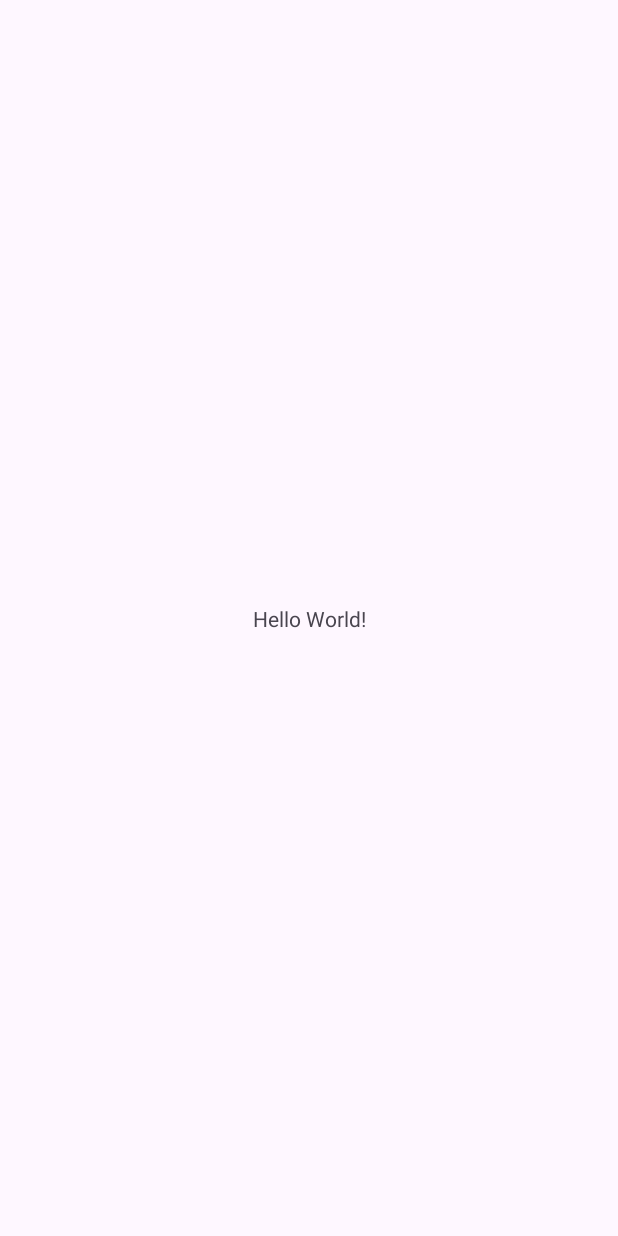
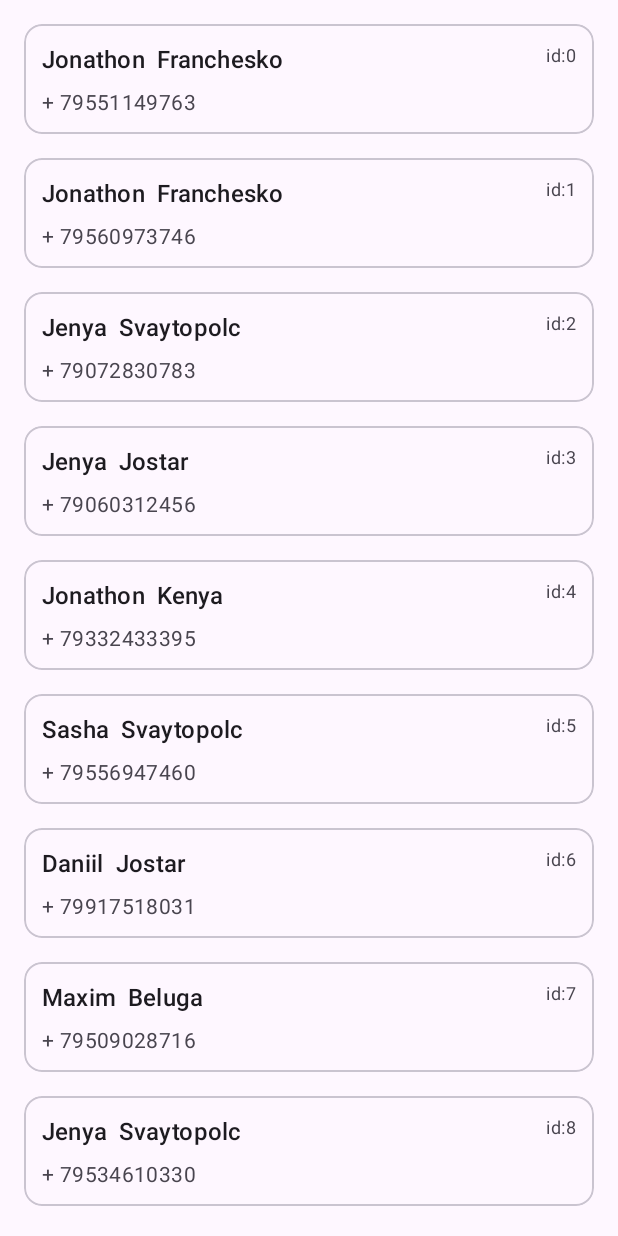
Before and after one commit to Sema-the-simon/Aston_intensiv_3, an Android app: the screen it shows after launch (MainActivity), on a phone screen of 412 x 824 dp. Before the commit the screen is almost empty. Run offline under Robolectric (Android 15) with nearby library versions, the phone set to English and light mode, and no system bars.

Commit message:
setup base layout and recycler

```diff
--- a/app/build.gradle.kts
+++ b/app/build.gradle.kts
@@ -33,6 +33,9 @@ android {
     kotlinOptions {
         jvmTarget = "1.8"
     }
+    buildFeatures {
+        viewBinding = true
+    }
 }
 
 dependencies {
@@ -41,6 +44,9 @@ dependencies {
     implementation("androidx.appcompat:appcompat:1.6.1")
     implementation("com.google.android.material:material:1.11.0")
     implementation("androidx.constraintlayout:constraintlayout:2.1.4")
+
+    implementation("androidx.activity:activity-ktx:1.8.2")
+
     testImplementation("junit:junit:4.13.2")
     androidTestImplementation("androidx.test.ext:junit:1.1.5")
     androidTestImplementation("androidx.test.espresso:espresso-core:3.5.1")
--- /dev/null
+++ b/app/src/main/java/com/example/aston_intensiv_3/Extensions.kt
@@ -0,0 +1,11 @@
+package com.example.aston_intensiv_3
+
+import com.example.aston_intensiv_3.model.Contact
+import kotlin.random.Random
+
+val listOfNames = listOf("Daniil", "Sasha", "Jenya", "Maxim", "Jonathon")
+val listOfSurnames = listOf("Franchesko", "Jostar", "Kenya", "Svaytopolc", "Beluga")
+fun getRandomPhoneNumber() = "+ ${Random.nextLong(7_900_000_0000, 7_999_999_9999)}"
+
+fun getContacts() =
+    List(100) { Contact(it, listOfNames.random(), listOfSurnames.random(), getRandomPhoneNumber()) }
--- a/app/src/main/java/com/example/aston_intensiv_3/MainActivity.kt
+++ b/app/src/main/java/com/example/aston_intensiv_3/MainActivity.kt
@@ -1,11 +1,42 @@
 package com.example.aston_intensiv_3
 
+import android.os.Bundle
+import android.widget.Toast
+import androidx.activity.viewModels
 import androidx.appcompat.app.AppCompatActivity
-import android.os.Bundle
+import androidx.lifecycle.Lifecycle
+import androidx.lifecycle.lifecycleScope
+import androidx.lifecycle.repeatOnLifecycle
+import com.example.aston_intensiv_2.ui.MainUiState
+import com.example.aston_intensiv_2.ui.MainViewModel
+import com.example.aston_intensiv_3.databinding.ActivityMainBinding
+import com.example.aston_intensiv_3.recycler.ContactsAdapter
+import kotlinx.coroutines.launch
 
 class MainActivity : AppCompatActivity() {
+
+    private lateinit var binding: ActivityMainBinding
+    private val viewModel: MainViewModel by viewModels()
+
     override fun onCreate(savedInstanceState: Bundle?) {
         super.onCreate(savedInstanceState)
-        setContentView(R.layout.activity_main)
+        binding = ActivityMainBinding.inflate(layoutInflater)
+        setContentView(binding.root)
+
+        lifecycleScope.launch {
+            repeatOnLifecycle(Lifecycle.State.STARTED) {
+                viewModel.uiState.collect { uiState ->
+                    updateUi(uiState)
+                }
+            }
+        }
+    }
+
+    private fun updateUi(state: MainUiState) {
+        val adapter = ContactsAdapter { model ->
+            Toast.makeText(this, "Hello its me ${model.name} ${model.surname}", Toast.LENGTH_LONG).show()
+        }
+        binding.contactRecycler.adapter = adapter
+        adapter.submitList(state.contactList)
     }
 }
--- /dev/null
+++ b/app/src/main/java/com/example/aston_intensiv_3/MainViewModel.kt
@@ -0,0 +1,18 @@
+package com.example.aston_intensiv_2.ui
+
+import androidx.lifecycle.ViewModel
+import com.example.aston_intensiv_3.getContacts
+import com.example.aston_intensiv_3.model.Contact
+import kotlinx.coroutines.flow.MutableStateFlow
+import kotlinx.coroutines.flow.asStateFlow
+
+class MainViewModel : ViewModel() {
+
+    private val _uiState = MutableStateFlow(MainUiState())
+    val uiState = _uiState.asStateFlow()
+
+}
+
+data class MainUiState(
+    val contactList: List<Contact> = getContacts(),
+)
--- /dev/null
+++ b/app/src/main/java/com/example/aston_intensiv_3/model/Contact.kt
@@ -0,0 +1,8 @@
+package com.example.aston_intensiv_3.model
+
+data class Contact(
+    val id: Int,
+    val name: String,
+    val surname: String,
+    val phoneNumber: String,
+)
--- /dev/null
+++ b/app/src/main/java/com/example/aston_intensiv_3/recycler/ContactDiffUtil.kt
@@ -0,0 +1,14 @@
+package com.example.aston_intensiv_3.recycler
+
+import androidx.recyclerview.widget.DiffUtil
+import com.example.aston_intensiv_3.model.Contact
+
+object ContactDiffUtil : DiffUtil.ItemCallback<Contact>() {
+    override fun areItemsTheSame(oldItem: Contact, newItem: Contact): Boolean {
+        return oldItem.id == newItem.id
+    }
+
+    override fun areContentsTheSame(oldItem: Contact, newItem: Contact): Boolean {
+        return oldItem == newItem
+    }
+}
--- /dev/null
+++ b/app/src/main/java/com/example/aston_intensiv_3/recycler/ContactsAdapter.kt
@@ -0,0 +1,44 @@
+package com.example.aston_intensiv_3.recycler
+
+import android.view.LayoutInflater
+import android.view.ViewGroup
+import androidx.recyclerview.widget.ListAdapter
+import androidx.recyclerview.widget.RecyclerView.ViewHolder
+import com.example.aston_intensiv_3.R
+import com.example.aston_intensiv_3.databinding.ContactItemBinding
+import com.example.aston_intensiv_3.model.Contact
+
+class ContactsAdapter(
+    private val onClickAction: (Contact) -> Unit
+) : ListAdapter<Contact, ContactsAdapter.ContactViewHolder>(
+    ContactDiffUtil
+) {
+    override fun onCreateViewHolder(parent: ViewGroup, viewType: Int): ContactViewHolder {
+        val inflater = LayoutInflater.from(parent.context)
+        val binding = ContactItemBinding.inflate(inflater, parent, false)
+        val holder = ContactViewHolder(binding)
+
+        binding.root.setOnClickListener {
+            val model = getItem(holder.adapterPosition)
+            onClickAction(model)
+        }
+
+        return holder
+    }
+
+    override fun onBindViewHolder(holder: ContactViewHolder, position: Int) {
+        val model = getItem(position)
+        holder.bind(model)
+    }
+
+    class ContactViewHolder(private val binding: ContactItemBinding) : ViewHolder(binding.root) {
+
+        fun bind(contact: Contact) {
+            binding.contactItemId.text =
+                binding.root.context.getString(R.string.contact_id, contact.id)
+            binding.tvContactItemName.text = contact.name
+            binding.tvContactItemSurname.text = contact.surname
+            binding.tvContactItemPhoneNumber.text = contact.phoneNumber
+        }
+    }
+}
--- a/app/src/main/res/layout/activity_main.xml
+++ b/app/src/main/res/layout/activity_main.xml
@@ -4,15 +4,19 @@
     xmlns:tools="http://schemas.android.com/tools"
     android:layout_width="match_parent"
     android:layout_height="match_parent"
+    android:padding="8dp"
     tools:context=".MainActivity">
 
-    <TextView
-        android:layout_width="wrap_content"
+    <androidx.recyclerview.widget.RecyclerView
+        android:id="@+id/contactRecycler"
+        android:layout_width="match_parent"
         android:layout_height="wrap_content"
-        android:text="Hello World!"
+        android:orientation="vertical"
+        app:layoutManager="androidx.recyclerview.widget.LinearLayoutManager"
         app:layout_constraintBottom_toBottomOf="parent"
         app:layout_constraintEnd_toEndOf="parent"
         app:layout_constraintStart_toStartOf="parent"
-        app:layout_constraintTop_toTopOf="parent" />
+        app:layout_constraintTop_toTopOf="parent"
+        app:layout_constraintVertical_bias="0.0" />
 
 </androidx.constraintlayout.widget.ConstraintLayout>
--- /dev/null
+++ b/app/src/main/res/layout/contact_item.xml
@@ -0,0 +1,64 @@
+<?xml version="1.0" encoding="utf-8"?>
+<FrameLayout xmlns:android="http://schemas.android.com/apk/res/android"
+    xmlns:app="http://schemas.android.com/apk/res-auto"
+    xmlns:tools="http://schemas.android.com/tools"
+    android:layout_width="match_parent"
+    android:layout_height="wrap_content"
+    android:padding="4dp">
+
+    <com.google.android.material.card.MaterialCardView
+        android:layout_width="match_parent"
+        android:layout_height="wrap_content"
+        android:layout_margin="4dp">
+
+        <androidx.constraintlayout.widget.ConstraintLayout
+            android:layout_width="match_parent"
+            android:layout_height="wrap_content"
+            android:orientation="vertical"
+            android:padding="12dp">
+
+            <TextView
+                android:id="@+id/contactItemId"
+                android:layout_width="wrap_content"
+                android:layout_height="wrap_content"
+                android:text="id:0"
+                android:textAppearance="?attr/textAppearanceBodySmall"
+                app:layout_constraintEnd_toEndOf="parent"
+                app:layout_constraintTop_toTopOf="parent" />
+
+            <TextView
+                android:id="@+id/tvContactItemName"
+                android:layout_width="wrap_content"
+                android:layout_height="wrap_content"
+                android:text="Name"
+                android:textAppearance="?attr/textAppearanceTitleMedium"
+                app:layout_constraintStart_toStartOf="parent"
+                app:layout_constraintTop_toTopOf="parent" />
+
+            <TextView
+                android:id="@+id/tvContactItemSurname"
+                android:layout_width="wrap_content"
+                android:layout_height="wrap_content"
+                android:layout_marginStart="8dp"
+                android:text="Surname"
+                android:textAppearance="?attr/textAppearanceTitleMedium"
+                app:layout_constraintStart_toEndOf="@+id/tvContactItemName"
+                app:layout_constraintTop_toTopOf="parent" />
+
+            <TextView
+                android:id="@+id/tvContactItemPhoneNumber"
+                android:layout_width="wrap_content"
+                android:layout_height="wrap_content"
+                android:layout_marginTop="8dp"
+                android:text="+7 999 999 9999"
+                android:textAppearance="?attr/textAppearanceBodyMedium"
+                android:textColor="?android:attr/textColorSecondary"
+                app:layout_constraintStart_toStartOf="parent"
+                app:layout_constraintTop_toBottomOf="@+id/tvContactItemName" />
+
+
+        </androidx.constraintlayout.widget.ConstraintLayout>
+
+    </com.google.android.material.card.MaterialCardView>
+
+</FrameLayout>
--- a/app/src/main/res/values/strings.xml
+++ b/app/src/main/res/values/strings.xml
@@ -1,3 +1,4 @@
 <resources>
     <string name="app_name">Aston_intensiv_3</string>
+    <string name="contact_id">id:%1$s</string>
 </resources>
```
